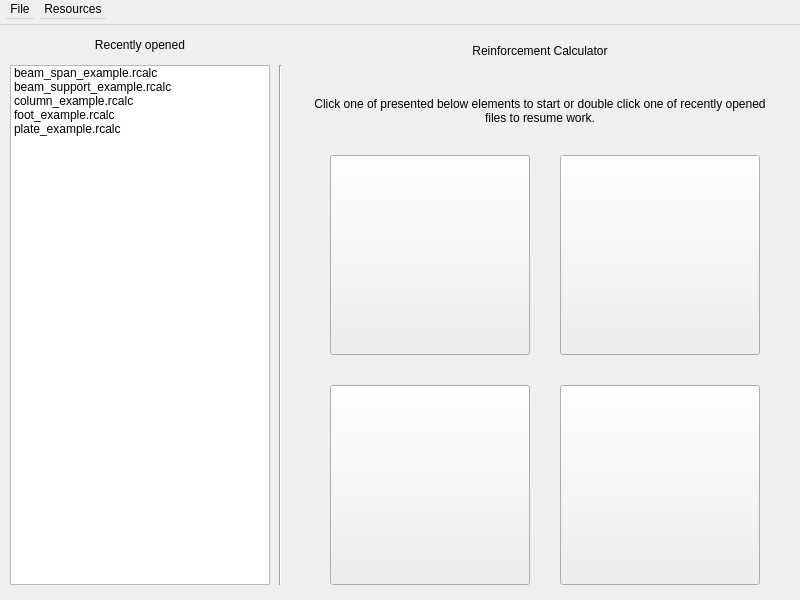
Old version of the form app/designer/ui.ui in the repository michalkowal66/reinfCalc.
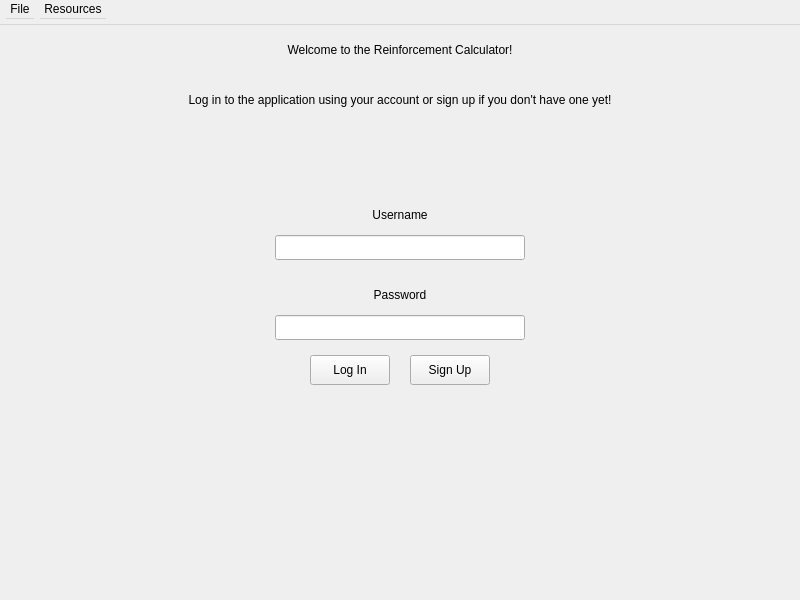
New version of the form.

Commit message: Add login screen, status labels, logout menu option

What changed in the file:
```diff
--- a/app/designer/ui.ui
+++ b/app/designer/ui.ui
@@ -53,6 +53,154 @@
     <property name="currentIndex">
      <number>0</number>
     </property>
+    <widget class="QWidget" name="login_page">
+     <property name="styleSheet">
+      <string notr="true">QLabel#welcome_login_lbl {
+font: 30px &quot;MS Shell Dlg 2&quot;;
+}
+QLabel {
+font: 20px &quot;MS Shell Dlg 2&quot;;
+}
+QPushButton {
+font: 15px &quot;MS Shell Dlg 2&quot;;
+}</string>
+     </property>
+     <widget class="QLabel" name="welcome_login_lbl">
+      <property name="geometry">
+       <rect>
+        <x>10</x>
+        <y>10</y>
+        <width>780</width>
+        <height>30</height>
+       </rect>
+      </property>
+      <property name="text">
+       <string>Welcome to the Reinforcement Calculator!</string>
+      </property>
+      <property name="alignment">
+       <set>Qt::AlignCenter</set>
+      </property>
+     </widget>
+     <widget class="QPushButton" name="login_btn">
+      <property name="geometry">
+       <rect>
+        <x>310</x>
+        <y>330</y>
+        <width>80</width>
+        <height>30</height>
+       </rect>
+      </property>
+      <property name="text">
+       <string>Log In</string>
+      </property>
+     </widget>
+     <widget class="QPushButton" name="signup_btn">
+      <property name="geometry">
+       <rect>
+        <x>410</x>
+        <y>330</y>
+        <width>80</width>
+        <height>30</height>
+       </rect>
+      </property>
+      <property name="text">
+       <string>Sign Up</string>
+      </property>
+     </widget>
+     <widget class="QLabel" name="username_lbl">
+      <property name="geometry">
+       <rect>
+        <x>350</x>
+        <y>180</y>
+        <width>100</width>
+        <height>20</height>
+       </rect>
+      </property>
+      <property name="text">
+       <string>Username</string>
+      </property>
+      <property name="alignment">
+       <set>Qt::AlignCenter</set>
+      </property>
+     </widget>
+     <widget class="QLabel" name="password_lbl">
+      <property name="geometry">
+       <rect>
+        <x>350</x>
+        <y>260</y>
+        <width>100</width>
+        <height>20</height>
+       </rect>
+      </property>
+      <property name="text">
+       <string>Password</string>
+      </property>
+      <property name="alignment">
+       <set>Qt::AlignCenter</set>
+      </property>
+     </widget>
+     <widget class="QLineEdit" name="username_lineEdit">
+      <property name="geometry">
+       <rect>
+        <x>275</x>
+        <y>210</y>
+        <width>250</width>
+        <height>25</height>
+       </rect>
+      </property>
+     </widget>
+     <widget class="QLineEdit" name="password_lineEdit">
+      <property name="geometry">
+       <rect>
+        <x>275</x>
+        <y>290</y>
+        <width>250</width>
+        <height>25</height>
+       </rect>
+      </property>
+      <property name="inputMethodHints">
+       <set>Qt::ImhHiddenText|Qt::ImhNoAutoUppercase|Qt::ImhNoPredictiveText|Qt::ImhSensitiveData</set>
+      </property>
+      <property name="echoMode">
+       <enum>QLineEdit::Password</enum>
+      </property>
+     </widget>
+     <widget class="QLabel" name="login_info_lbl">
+      <property name="geometry">
+       <rect>
+        <x>10</x>
+        <y>50</y>
+        <width>780</width>
+        <height>50</height>
+       </rect>
+      </property>
+      <property name="text">
+       <string>Log in to the application using your account or sign up if you don't have one yet!</string>
+      </property>
+      <property name="alignment">
+       <set>Qt::AlignCenter</set>
+      </property>
+      <property name="wordWrap">
+       <bool>true</bool>
+      </property>
+     </widget>
+     <widget class="QLabel" name="login_status_lbl">
+      <property name="geometry">
+       <rect>
+        <x>275</x>
+        <y>370</y>
+        <width>250</width>
+        <height>45</height>
+       </rect>
+      </property>
+      <property name="text">
+       <string/>
+      </property>
+      <property name="alignment">
+       <set>Qt::AlignCenter</set>
+      </property>
+     </widget>
+    </widget>
     <widget class="QWidget" name="welcome_page">
      <property name="styleSheet">
       <string notr="true">QLabel#welcome_lbl {
```
Left out of the diff: 66 changed lines with no effect on the pictures. The commit also changes 1 other file.
